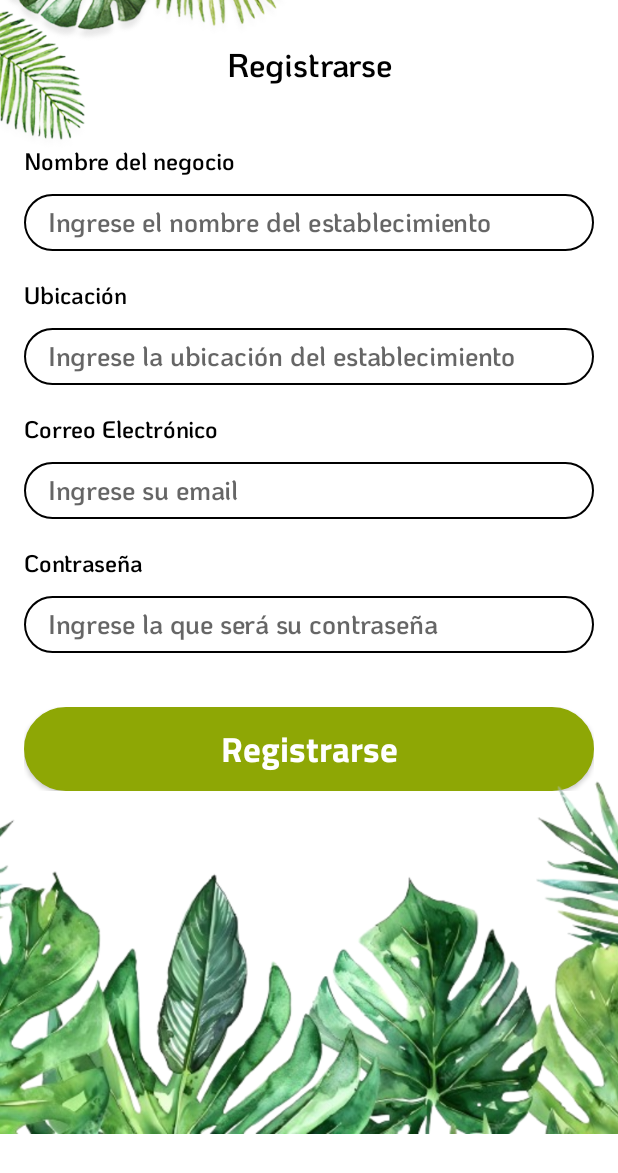
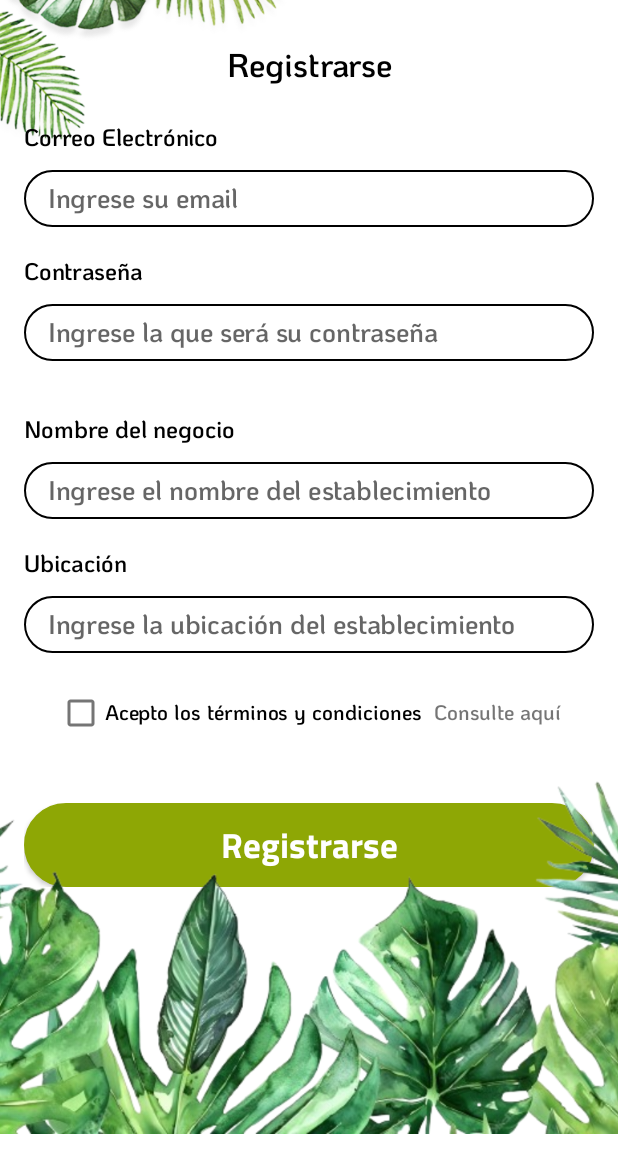
Before and after one commit to WolfkarlX/SpaTi, an Android app: the SpaRegisterFragment screen opened through its navigation route, on a phone screen of 412 x 824 dp. Shown: the top 1173 px of the screen. Run offline under Robolectric (Android 15) with nearby library versions, the phone set to English and light mode, and no system bars; our stand-ins replace Dagger/Hilt's generated code, Firebase (no records; nobody signed in at launch, a user with empty details on screens opened directly).

Commit message:
Fix verification user/spa
Were refactorized and modified the fragments, change the navigation, to
complement and make more robust the verification were modified the
repositories, viewmodels and interface implementations.

```diff
--- a/app/src/main/java/com/example/spaTi/data/repository/SpaAuthRepository.kt
+++ b/app/src/main/java/com/example/spaTi/data/repository/SpaAuthRepository.kt
@@ -4,6 +4,7 @@ import com.example.spaTi.data.models.Note
 import com.example.spaTi.data.models.Spa
 import com.example.spaTi.data.models.User
 import com.example.spaTi.util.UiState
+import com.google.firebase.auth.FirebaseUser
 
 
 interface SpaAuthRepository {
@@ -14,4 +15,5 @@ interface SpaAuthRepository {
     fun logout(result: () -> Unit)
     fun storeSession(id: String, result: (Spa?) -> Unit)
     fun getSession(result: (Spa?) -> Unit)
+    abstract fun getCurrentUser(): FirebaseUser?
 }
--- a/app/src/main/res/layout/fragment_register.xml
+++ b/app/src/main/res/layout/fragment_register.xml
@@ -60,7 +60,7 @@
             android:background="@drawable/edittext_rounded"
             android:ems="10"
             android:fontFamily="@font/koho"
-            android:inputType="textPersonName"
+            android:inputType="textEmailAddress"
             android:hint="Ingrese su email"
             android:paddingLeft="16dp"
             app:layout_constraintEnd_toEndOf="parent"
--- a/app/src/main/res/layout/fragment_spa_register.xml
+++ b/app/src/main/res/layout/fragment_spa_register.xml
@@ -31,6 +31,70 @@
         app:layout_constraintTop_toTopOf="parent" />
 
     <TextView
+        android:id="@+id/email_spa_label"
+        android:layout_width="wrap_content"
+        android:layout_height="wrap_content"
+        android:layout_marginStart="16dp"
+        android:layout_marginTop="16dp"
+        android:fontFamily="@font/koho"
+        android:text="Correo Electrónico"
+        android:textColor="@color/black"
+        android:textSize="16dp"
+        app:layout_constraintStart_toStartOf="parent"
+        app:layout_constraintTop_toBottomOf="@+id/name" />
+
+    <EditText
+        android:id="@+id/email_spa_et"
+        android:layout_width="0dp"
+        android:layout_height="38dp"
+        android:layout_marginStart="16dp"
+        android:layout_marginLeft="16dp"
+        android:layout_marginTop="8dp"
+        android:layout_marginEnd="16dp"
+        android:layout_marginRight="16dp"
+        android:background="@drawable/edittext_rounded"
+        android:ems="10"
+        android:fontFamily="@font/koho"
+        android:inputType="textEmailAddress"
+        android:hint="Ingrese su email"
+        android:paddingLeft="16dp"
+        app:layout_constraintEnd_toEndOf="parent"
+        app:layout_constraintHorizontal_bias="0.0"
+        app:layout_constraintStart_toStartOf="parent"
+        app:layout_constraintTop_toBottomOf="@+id/email_spa_label" />
+
+    <TextView
+        android:id="@+id/pass_spa_label"
+        android:layout_width="wrap_content"
+        android:layout_height="wrap_content"
+        android:layout_marginTop="16dp"
+        android:fontFamily="@font/koho"
+        android:text="Contraseña"
+        android:textColor="@color/black"
+        android:textSize="16dp"
+        app:layout_constraintEnd_toEndOf="@+id/email_spa_et"
+        app:layout_constraintHorizontal_bias="0.0"
+        app:layout_constraintStart_toStartOf="@+id/email_spa_et"
+        app:layout_constraintTop_toBottomOf="@+id/email_spa_et" />
+
+    <EditText
+        android:id="@+id/pass_spa_et"
+        android:layout_width="0dp"
+        android:layout_height="38dp"
+        android:layout_marginStart="16dp"
+        android:layout_marginTop="8dp"
+        android:layout_marginEnd="16dp"
+        android:background="@drawable/edittext_rounded"
+        android:fontFamily="@font/koho"
+        android:inputType="textPassword"
+        android:hint="Ingrese la que será su contraseña"
+        android:paddingLeft="16dp"
+        app:layout_constraintEnd_toEndOf="parent"
+        app:layout_constraintHorizontal_bias="0.0"
+        app:layout_constraintStart_toStartOf="parent"
+        app:layout_constraintTop_toBottomOf="@+id/pass_spa_label" />
+
+    <TextView
         android:id="@+id/spa_name_label"
         android:layout_width="wrap_content"
         android:layout_height="wrap_content"
@@ -41,7 +105,7 @@
         android:textColor="@color/black"
         android:textSize="16dp"
         app:layout_constraintStart_toStartOf="parent"
-        app:layout_constraintTop_toBottomOf="@+id/name" />
+        app:layout_constraintTop_toBottomOf="@+id/pass_spa_et" />
 
     <EditText
         android:id="@+id/spa_name_et"
@@ -96,68 +160,34 @@
         app:layout_constraintStart_toStartOf="parent"
         app:layout_constraintTop_toBottomOf="@+id/locatio_spa_label" />
 
+    <LinearLayout
+        android:layout_width="wrap_content"
+        android:id="@+id/terminos"
+        android:layout_height="wrap_content"
+        android:orientation="horizontal"
+        android:layout_marginTop="16dp"
+        app:layout_constraintStart_toStartOf="parent"
+        app:layout_constraintEnd_toEndOf="parent"
+        app:layout_constraintTop_toBottomOf="@id/location_spa_et">
 
-    <TextView
-        android:id="@+id/email_spa_label"
-        android:layout_width="wrap_content"
-        android:layout_height="wrap_content"
-        android:layout_marginStart="16dp"
-        android:layout_marginTop="16dp"
-        android:fontFamily="@font/koho"
-        android:text="Correo Electrónico"
-        android:textColor="@color/black"
-        android:textSize="16dp"
-        app:layout_constraintStart_toStartOf="parent"
-        app:layout_constraintTop_toBottomOf="@+id/location_spa_et" />
+        <CheckBox
+            android:id="@+id/terms_checkbox"
+            android:layout_width="wrap_content"
+            android:layout_height="wrap_content"
+            android:fontFamily="@font/koho"
+            android:text="Acepto los términos y condiciones"/>
 
-    <EditText
-        android:id="@+id/email_spa_et"
-        android:layout_width="0dp"
-        android:layout_height="38dp"
-        android:layout_marginStart="16dp"
-        android:layout_marginLeft="16dp"
-        android:layout_marginTop="8dp"
-        android:layout_marginEnd="16dp"
-        android:layout_marginRight="16dp"
-        android:background="@drawable/edittext_rounded"
-        android:ems="10"
-        android:fontFamily="@font/koho"
-        android:inputType="textPersonName"
-        android:hint="Ingrese su email"
-        android:paddingLeft="16dp"
-        app:layout_constraintEnd_toEndOf="parent"
-        app:layout_constraintHorizontal_bias="0.0"
-        app:layout_constraintStart_toStartOf="parent"
-        app:layout_constraintTop_toBottomOf="@+id/email_spa_label" />
-
-    <TextView
-        android:id="@+id/pass_spa_label"
-        android:layout_width="wrap_content"
-        android:layout_height="wrap_content"
-        android:layout_marginTop="16dp"
-        android:fontFamily="@font/koho"
-        android:text="Contraseña"
-        android:textColor="@color/black"
-        android:textSize="16dp"
-        app:layout_constraintEnd_toEndOf="@+id/email_spa_et"
-        app:layout_constraintHorizontal_bias="0.0"
-        app:layout_constraintStart_toStartOf="@+id/email_spa_et"
-        app:layout_constraintTop_toBottomOf="@+id/email_spa_et" />
-
-    <EditText
-        android:id="@+id/pass_spa_et"
-        android:layout_width="0dp"
-        android:layout_height="38dp"
-        android:layout_marginTop="8dp"
-        android:background="@drawable/edittext_rounded"
-        android:fontFamily="@font/koho"
-        android:inputType="textPassword"
-        android:hint="Ingrese la que será su contraseña"
-        android:paddingLeft="16dp"
-        app:layout_constraintEnd_toEndOf="@+id/email_spa_et"
-        app:layout_constraintHorizontal_bias="0.0"
-        app:layout_constraintStart_toStartOf="@+id/email_spa_et"
-        app:layout_constraintTop_toBottomOf="@+id/pass_spa_label" />
+        <TextView
+            android:id="@+id/termsTextView"
+            android:layout_width="wrap_content"
+            android:layout_height="wrap_content"
+            android:layout_marginStart="8dp"
+            android:fontFamily="@font/koho"
+            android:text="Consulte aquí"
+            android:textStyle="bold"
+            android:clickable="true"
+            android:focusable="true"/>
+    </LinearLayout>
 
 
     <RelativeLayout
@@ -168,7 +198,7 @@
         app:layout_constraintEnd_toEndOf="@+id/email_spa_et"
         app:layout_constraintHorizontal_bias="0.0"
         app:layout_constraintStart_toStartOf="@+id/email_spa_et"
-        app:layout_constraintTop_toBottomOf="@+id/pass_spa_et">
+        app:layout_constraintTop_toBottomOf="@+id/terminos">
 
         <com.google.android.material.button.MaterialButton
             android:id="@+id/register_btn"
--- a/app/src/main/res/navigation/app_navigation.xml
+++ b/app/src/main/res/navigation/app_navigation.xml
@@ -37,9 +37,8 @@
         android:name="com.example.spaTi.ui.auth.RegisterFragment"
         android:label="RegisterFragment" >
         <action
-            android:id="@+id/action_registerFragment_to_noteListingFragment"
-            app:destination="@id/noteListingFragment" />
-
+            android:id="@+id/action_registerFragment_to_loginFragment"
+            app:destination="@id/loginFragment" />
         <action
             android:id="@+id/action_registerFragment_to_servicesFragment"
             app:destination="@id/servicesFragment" />
@@ -47,6 +46,7 @@
             android:id="@+id/action_registerFragment_to_TermsFragment"
             app:destination="@id/TermsFragment" />
     </fragment>
+
     <fragment
         android:id="@+id/TermsFragment"
         android:name="com.example.spaTi.ui.notes.TermsFragment"
@@ -83,11 +83,13 @@
     <fragment
         android:id="@+id/registerSpaFragment"
         android:name="com.example.spaTi.ui.SpaAuth.SpaRegisterFragment"
-        android:label="fragment_register_spa"
-        tools:layout="@layout/fragment_register_spa">
+        android:label="RegisterSpaFragment">
         <action
-            android:id="@+id/action_registerSpaFragment_to_serviceDetailFragment"
-            app:destination="@id/servicesFragment" />
+            android:id="@+id/action_registerSpaFragment_to_loginFragment"
+            app:destination="@id/loginFragment" />
+        <action
+            android:id="@+id/action_registerSpaFragment_to_TermsFragment"
+            app:destination="@id/TermsFragment" />
     </fragment>
 
     <fragment
--- a/app/src/main/res/values/strings.xml
+++ b/app/src/main/res/values/strings.xml
@@ -20,6 +20,7 @@
     <string name="invalid_cellphone_number">Invalid Cellphone Number</string>
     <string name="enter_password">Enter password</string>
     <string name="invalid_age">You are under the age permitted</string>
+    <string name="check_terms">You must accept terms to continue</string>
 
 
     <string name="invalid_password">Your password must be at least 8 characters</string>
```
Also changed, not shown: app/src/main/java/com/example/spaTi/data/repository/AuthRepositoryImpl.kt (+1 -11 lines), app/src/main/java/com/example/spaTi/data/repository/SpaAuthRepositoryImpl.kt (+12 -32 lines), app/src/main/java/com/example/spaTi/ui/SpaAuth/SpaAuthViewModel.kt (+43 -22 lines), app/src/main/java/com/example/spaTi/ui/SpaAuth/SpaRegisterFragment.kt (+24 -14 lines), app/src/main/java/com/example/spaTi/ui/auth/AuthViewModel.kt (+19 -35 lines), app/src/main/java/com/example/spaTi/ui/auth/LoginFragment.kt (+4 -11 lines), app/src/main/java/com/example/spaTi/ui/auth/RegisterFragment.kt (+20 -18 lines), app/src/main/res/layout/fragment_register_spa.xml (deleted, +0 -219 lines).
